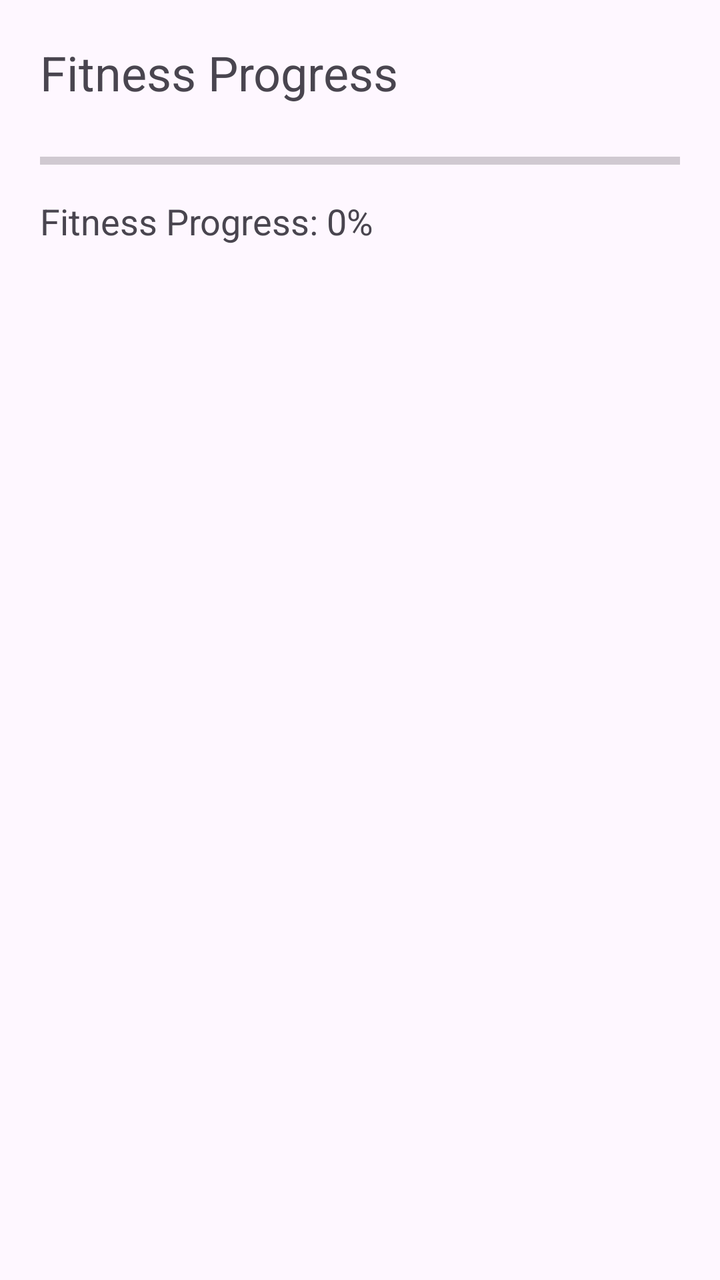
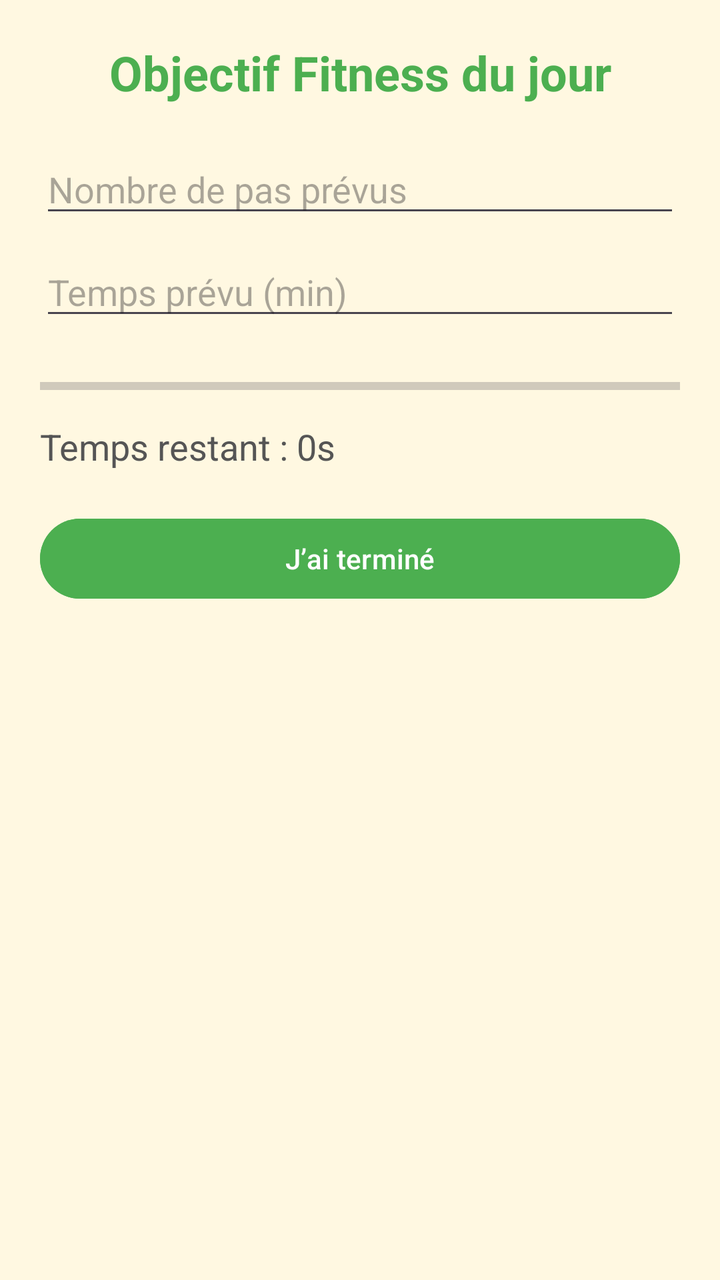

The first picture is an Android layout as it rendered before a commit; the second is the same layout after the commit. The layout source and the unified diff follow.
<!-- AndroidManifest.xml: application theme Theme.MyApp -->
<!-- res/layout/activity_third.xml -->
<?xml version="1.0" encoding="utf-8"?>
<LinearLayout xmlns:android="http://schemas.android.com/apk/res/android"
    android:layout_width="match_parent"
    android:layout_height="match_parent"
    android:orientation="vertical"
    android:padding="20dp">

    <TextView
        android:layout_width="wrap_content"
        android:layout_height="wrap_content"
        android:text="Fitness Progress"
        android:textSize="24sp"
        android:layout_marginBottom="20dp"/>

    <ProgressBar
        android:id="@+id/progressBar"
        android:layout_width="match_parent"
        android:layout_height="wrap_content"
        android:max="100"
        style="?android:attr/progressBarStyleHorizontal"/>

    <TextView
        android:id="@+id/tvProgress"
        android:layout_width="wrap_content"
        android:layout_height="wrap_content"
        android:text="Fitness Progress: 0%"
        android:textSize="18sp"
        android:layout_marginTop="10dp"/>
</LinearLayout>
<!-- resources referenced by this layout -->
<resources>
  <style name="Theme.MyApp" parent="Base.Theme.MyApp" />
  <style name="Base.Theme.MyApp" parent="Theme.Material3.DayNight.NoActionBar">
          
          
      </style>
</resources>

<!-- the commit's change to res/layout/activity_third.xml (unified diff, before → after) -->
@@ -1,29 +1,68 @@
 <?xml version="1.0" encoding="utf-8"?>
-<LinearLayout xmlns:android="http://schemas.android.com/apk/res/android"
+<ScrollView xmlns:android="http://schemas.android.com/apk/res/android"
     android:layout_width="match_parent"
     android:layout_height="match_parent"
-    android:orientation="vertical"
+    android:background="#FFF8E1"
     android:padding="20dp">
 
-    <TextView
-        android:layout_width="wrap_content"
-        android:layout_height="wrap_content"
-        android:text="Fitness Progress"
-        android:textSize="24sp"
-        android:layout_marginBottom="20dp"/>
-
-    <ProgressBar
-        android:id="@+id/progressBar"
+    <LinearLayout
         android:layout_width="match_parent"
         android:layout_height="wrap_content"
-        android:max="100"
-        style="?android:attr/progressBarStyleHorizontal"/>
+        android:orientation="vertical">
 
-    <TextView
-        android:id="@+id/tvProgress"
-        android:layout_width="wrap_content"
-        android:layout_height="wrap_content"
-        android:text="Fitness Progress: 0%"
-        android:textSize="18sp"
-        android:layout_marginTop="10dp"/>
-</LinearLayout>
+        <TextView
+            android:id="@+id/tvTitle"
+            android:layout_width="match_parent"
+            android:layout_height="wrap_content"
+            android:text="Objectif Fitness du jour"
+            android:textSize="24sp"
+            android:textStyle="bold"
+            android:textAlignment="center"
+            android:layout_marginBottom="20dp"
+            android:textColor="#4CAF50"/>
+
+        <EditText
+            android:id="@+id/etSteps"
+            android:layout_width="match_parent"
+            android:layout_height="wrap_content"
+            android:hint="Nombre de pas prévus"
+            android:inputType="number"
+            android:layout_marginBottom="10dp"/>
+
+        <EditText
+            android:id="@+id/etTrainingTime"
+            android:layout_width="match_parent"
+            android:layout_height="wrap_content"
+            android:hint="Temps prévu (min)"
+            android:inputType="number"
+            android:layout_marginBottom="20dp"/>
+
+        <ProgressBar
+            android:id="@+id/progressBar"
+            style="?android:attr/progressBarStyleHorizontal"
+            android:layout_width="match_parent"
+            android:layout_height="wrap_content"
+            android:max="100"
+            android:progress="0"
+            android:progressTint="#FF5722"/>
+
+        <TextView
+            android:id="@+id/tvProgress"
+            android:layout_width="wrap_content"
+            android:layout_height="wrap_content"
+            android:text="Temps restant : 0s"
+            android:textSize="18sp"
+            android:layout_marginTop="10dp"
+            android:textColor="#555555"/>
+
+        <Button
+            android:id="@+id/btnDone"
+            android:layout_width="match_parent"
+            android:layout_height="wrap_content"
+            android:text="J’ai terminé"
+            android:layout_marginTop="20dp"
+            android:backgroundTint="#4CAF50"
+            android:textColor="#FFFFFF"
+            android:textAllCaps="false"/>
+    </LinearLayout>
+</ScrollView>
